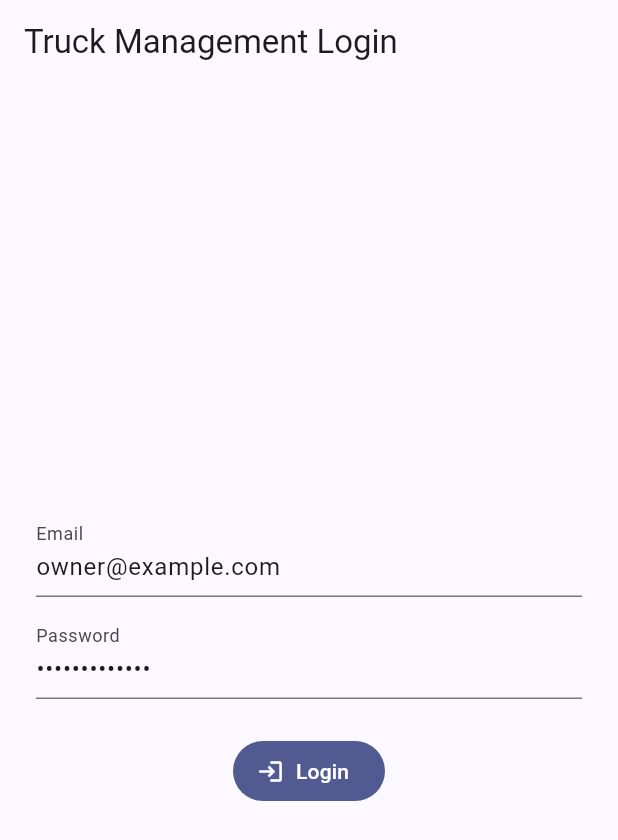
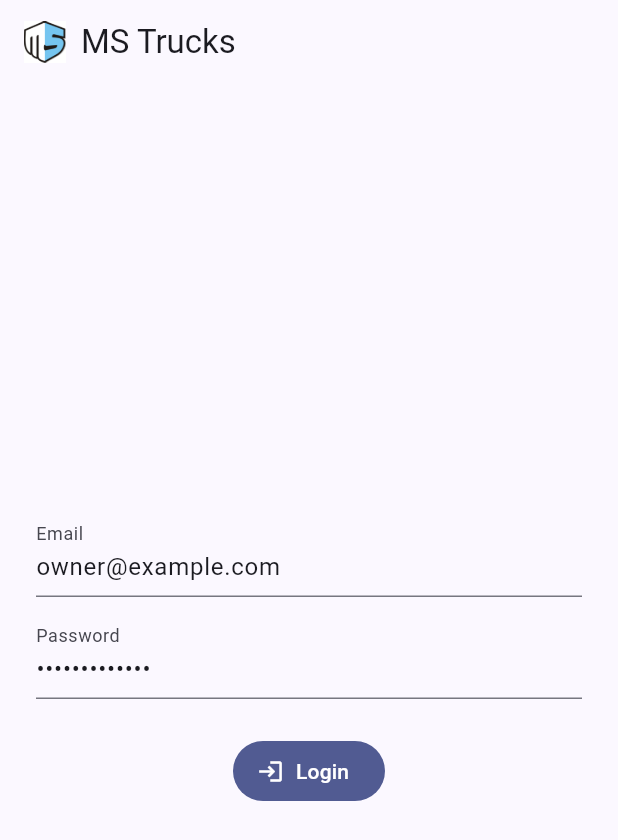
Before and after one commit to nasihrahman/TruckManagement, a Flutter app: the screen it shows after launch, on a phone screen of 412 x 824 dp. Shown: the top 840 px of the screen. Run offline on Flutter 3.47's test engine with Material 3 defaults, Android fonts, the phone set to English and light mode, and no system bars; our stand-ins replace flutter_dotenv, geolocator, shared_preferences; missing offline and left inert: dart:html.

Commit message:
Add MS Trucks branding: launcher icon, app label, in-app logo

```diff
--- a/apps/mobile/lib/main.dart
+++ b/apps/mobile/lib/main.dart
@@ -26,7 +26,7 @@ class TruckManagementApp extends StatelessWidget {
   Widget build(BuildContext context) {
     return MaterialApp(
       navigatorKey: navigatorKey,
-      title: 'Truck Management',
+      title: 'MS Trucks',
       theme: ThemeData(colorSchemeSeed: Colors.indigo, useMaterial3: true),
       home: LoginScreen(apiService: apiService),
     );
--- a/apps/mobile/lib/screens/driver_trips_screen.dart
+++ b/apps/mobile/lib/screens/driver_trips_screen.dart
@@ -3,6 +3,7 @@ import 'package:flutter/material.dart';
 import 'package:geolocator/geolocator.dart';
 import '../models/trip.dart';
 import '../services/api_service.dart';
+import '../widgets/app_brand_title.dart';
 import 'trip_detail_screen.dart';
 import 'trip_form_screen.dart';
 
@@ -147,7 +148,7 @@ class _DriverTripsScreenState extends State<DriverTripsScreen> {
   Widget build(BuildContext context) {
     return Scaffold(
       appBar: AppBar(
-        title: const Text('My Trips'),
+        title: const AppBrandTitle(title: 'My Trips'),
         actions: [
           IconButton(
             onPressed: _refreshTrips,
--- a/apps/mobile/lib/screens/login_screen.dart
+++ b/apps/mobile/lib/screens/login_screen.dart
@@ -1,5 +1,6 @@
 import 'package:flutter/material.dart';
 import '../services/api_service.dart';
+import '../widgets/app_brand_title.dart';
 import 'owner_home_screen.dart';
 import 'change_password_screen.dart';
 import 'driver_trips_screen.dart';
@@ -64,7 +65,7 @@ class _LoginScreenState extends State<LoginScreen> {
   @override
   Widget build(BuildContext context) {
     return Scaffold(
-      appBar: AppBar(title: const Text('Truck Management Login')),
+      appBar: AppBar(title: const AppBrandTitle(title: 'MS Trucks')),
       body: Padding(
         padding: const EdgeInsets.all(24),
         child: Column(
--- a/apps/mobile/lib/screens/owner_dashboard_tab.dart
+++ b/apps/mobile/lib/screens/owner_dashboard_tab.dart
@@ -1,5 +1,6 @@
 import 'package:flutter/material.dart';
 import 'package:url_launcher/url_launcher.dart';
+import '../widgets/app_brand_title.dart';
 import '../models/trip.dart';
 import '../models/driver.dart';
 import '../models/truck.dart';
@@ -81,7 +82,7 @@ class OwnerDashboardTabState extends State<OwnerDashboardTab> {
   Widget build(BuildContext context) {
     return Scaffold(
       appBar: AppBar(
-        title: const Text('Dashboard'),
+        title: const AppBrandTitle(title: 'Dashboard'),
         actions: [
           IconButton(onPressed: refresh, icon: const Icon(Icons.refresh)),
           IconButton(onPressed: widget.onLogout, icon: const Icon(Icons.logout)),
--- a/apps/mobile/lib/screens/trips_screen.dart
+++ b/apps/mobile/lib/screens/trips_screen.dart
@@ -1,6 +1,7 @@
 import 'package:flutter/material.dart';
 import '../models/trip.dart';
 import '../services/api_service.dart';
+import '../widgets/app_brand_title.dart';
 import 'owner_trip_detail_screen.dart';
 
 class TripsScreen extends StatefulWidget {
@@ -60,7 +61,7 @@ class TripsScreenState extends State<TripsScreen> {
   Widget build(BuildContext context) {
     return Scaffold(
       appBar: AppBar(
-        title: const Text('Trips'),
+        title: const AppBrandTitle(title: 'Trips'),
         actions: [
           IconButton(onPressed: refreshTrips, icon: const Icon(Icons.refresh)),
           IconButton(onPressed: widget.onLogout, icon: const Icon(Icons.logout)),
--- /dev/null
+++ b/apps/mobile/lib/widgets/app_brand_title.dart
@@ -0,0 +1,19 @@
+import 'package:flutter/material.dart';
+
+/// AppBar title showing the company logo next to the screen's title text.
+class AppBrandTitle extends StatelessWidget {
+  const AppBrandTitle({super.key, required this.title});
+  final String title;
+
+  @override
+  Widget build(BuildContext context) {
+    return Row(
+      mainAxisSize: MainAxisSize.min,
+      children: [
+        Image.asset('assets/branding/logo_icon.png', height: 28, width: 28),
+        const SizedBox(width: 10),
+        Text(title),
+      ],
+    );
+  }
+}
--- a/apps/mobile/lib/widgets/slide_to_act.dart
+++ b/apps/mobile/lib/widgets/slide_to_act.dart
@@ -28,7 +28,7 @@ class _SlideToActState extends State<SlideToAct> {
       height: 60,
       width: 300,
       decoration: BoxDecoration(
-        color: widget.trackColor.withOpacity(0.2),
+        color: widget.trackColor.withValues(alpha: 0.2),
         borderRadius: BorderRadius.circular(30),
       ),
       child: Stack(
@@ -36,7 +36,7 @@ class _SlideToActState extends State<SlideToAct> {
           Center(
             child: Text(
               widget.label,
-              style: TextStyle(color: widget.trackColor.withOpacity(0.6)),
+              style: TextStyle(color: widget.trackColor.withValues(alpha: 0.6)),
             ),
           ),
           Positioned(
@@ -63,7 +63,7 @@ class _SlideToActState extends State<SlideToAct> {
                   shape: BoxShape.circle,
                   boxShadow: [
                     BoxShadow(
-                      color: Colors.black.withOpacity(0.2),
+                      color: Colors.black.withValues(alpha: 0.2),
                       blurRadius: 4,
                       offset: const Offset(0, 2),
                     ),
```
Also changed, not shown: apps/mobile/pubspec.yaml (+8 -0 lines), apps/mobile/assets/branding/logo_icon.png (added), apps/mobile/pubspec.lock, 7 other files.
